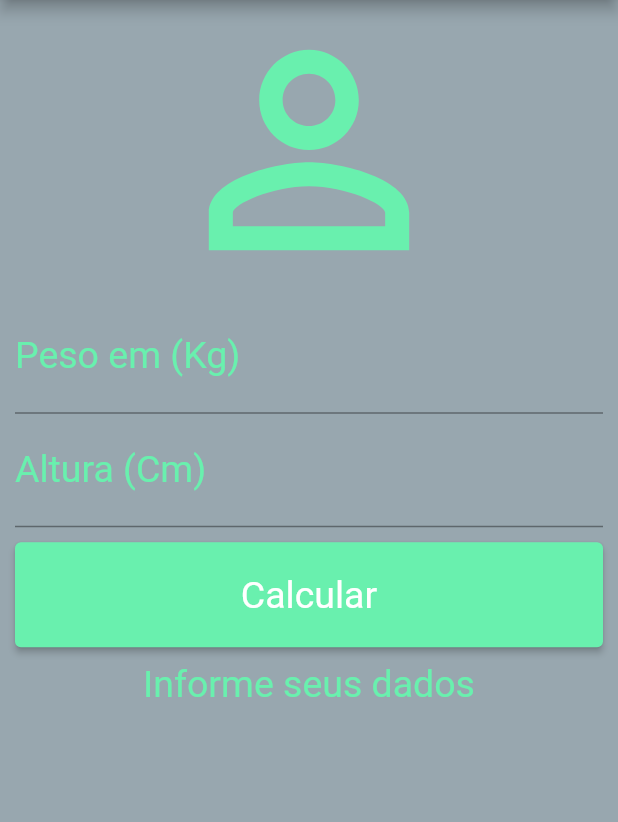
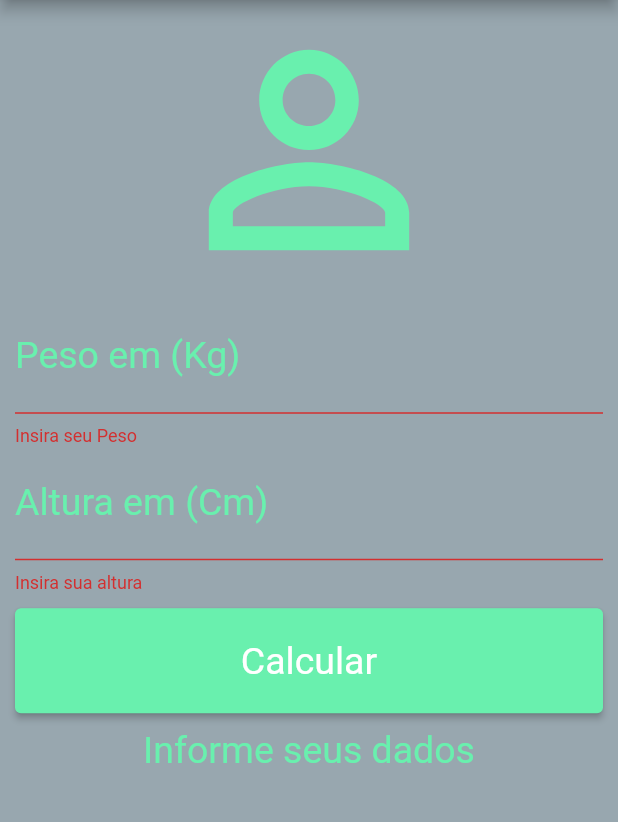
Before and after one commit to Marvingms7/calculadora_de_imc, a Flutter app: the screen it shows after launch, after a tap on "Calcular", on a phone screen of 412 x 824 dp, the part 84-906 px from its top. Run offline on Flutter 3.47's test engine with Material 2 defaults, Android fonts, the phone set to English and light mode, and no system bars.

Commit message:
Update main.dart

```diff
--- a/lib/main.dart
+++ b/lib/main.dart
@@ -18,6 +18,8 @@ class _HomeState extends State<Home> {
   TextEditingController controladorAltura = TextEditingController();
 
   String _infoText = 'Informe seus dados';
+
+  final GlobalKey<FormState> _formkey = GlobalKey<FormState>();
 
   void _reset() {
     controladorPeso.text = '';
@@ -60,6 +62,8 @@ class _HomeState extends State<Home> {
       backgroundColor: const Color.fromARGB(255, 152, 167, 175),
       body: SingleChildScrollView(
         padding: const EdgeInsets.fromLTRB(10.0, 0.0, 10.0, 0.0),
+        child: Form(
+          key: _formkey,
           child: Column(
             crossAxisAlignment: CrossAxisAlignment.stretch,
             // ignore: prefer_const_literals_to_create_immutables
@@ -69,31 +73,47 @@ class _HomeState extends State<Home> {
                 size: 200.0,
                 color: Colors.greenAccent,
               ),
-            TextField(
+              TextFormField(
                 keyboardType: TextInputType.number,
                 decoration: const InputDecoration(
                     labelText: "Peso em (Kg)",
                     labelStyle: TextStyle(color: Colors.greenAccent)),
                 textAlign: TextAlign.center,
-              style: const TextStyle(color: Colors.greenAccent, fontSize: 25.0),
+                style:
+                    const TextStyle(color: Colors.greenAccent, fontSize: 25.0),
                 controller: controladorPeso,
+                validator: (value) {
+                  if (value!.isEmpty) {
+                    return 'Insira seu Peso';
+                  }
+                },
               ),
-            TextField(
+              TextFormField(
                 keyboardType: TextInputType.number,
                 decoration: const InputDecoration(
-                labelText: "Altura (Cm)",
+                  labelText: "Altura em (Cm)",
                   labelStyle: TextStyle(color: Colors.greenAccent),
                 ),
                 textAlign: TextAlign.center,
-              style: const TextStyle(color: Colors.greenAccent, fontSize: 25.0),
+                style:
+                    const TextStyle(color: Colors.greenAccent, fontSize: 25.0),
                 controller: controladorAltura,
+                validator: (value) {
+                  if (value!.isEmpty) {
+                    return 'Insira sua altura';
+                  }
+                },
               ),
               Padding(
                 padding: const EdgeInsets.only(top: 10.0, bottom: 10.0),
                 child: SizedBox(
                   height: 70.0,
                   child: ElevatedButton(
-                  onPressed: _calcular,
+                    onPressed: () {
+                      if (_formkey.currentState!.validate()) {
+                        _calcular();
+                      }
+                    },
                     style: ButtonStyle(
                         backgroundColor:
                             MaterialStateProperty.all(Colors.greenAccent),
@@ -106,9 +126,11 @@ class _HomeState extends State<Home> {
               Text(
                 _infoText,
                 textAlign: TextAlign.center,
-              style: const TextStyle(color: Colors.greenAccent, fontSize: 25.0),
+                style:
+                    const TextStyle(color: Colors.greenAccent, fontSize: 25.0),
               ),
             ],
+          ),
         ),
       ),
     );
```
Lines whose indentation alone changed are shown as unchanged.
